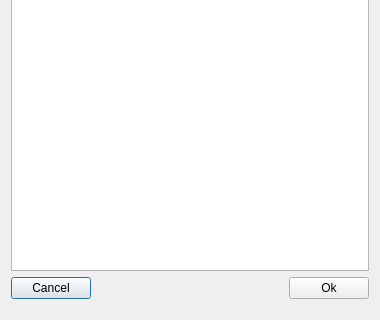
The window that gridviewer/qt_listview.ui (olinox14/pypog) describes before a commit, drawn with Qt 5; both pictures show x 0 to 380 and y 157 to 477 of the 380 by 477 pixel window.
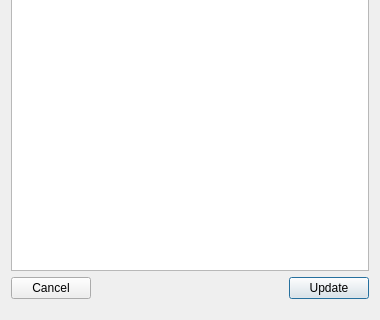
The same window after the commit.

What changed in the file:
```diff
--- a/gridviewer/qt_listview.ui
+++ b/gridviewer/qt_listview.ui
@@ -37,6 +37,9 @@
        <property name="text">
         <string>Cancel</string>
        </property>
+       <property name="autoDefault">
+        <bool>false</bool>
+       </property>
       </widget>
      </item>
      <item>
@@ -55,7 +58,7 @@
      <item>
       <widget class="QPushButton" name="btn_ok">
        <property name="text">
-        <string>Ok</string>
+        <string>Update</string>
        </property>
        <property name="autoDefault">
         <bool>true</bool>
```
Left out of the diff: 3 changed lines with no effect on the pictures.
